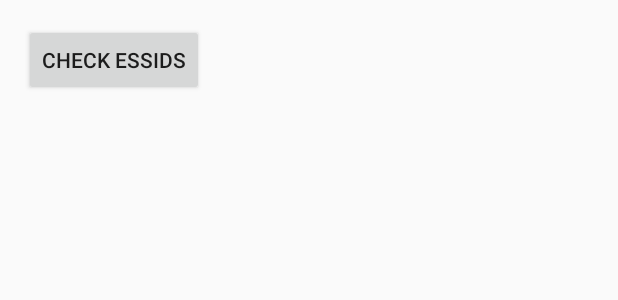
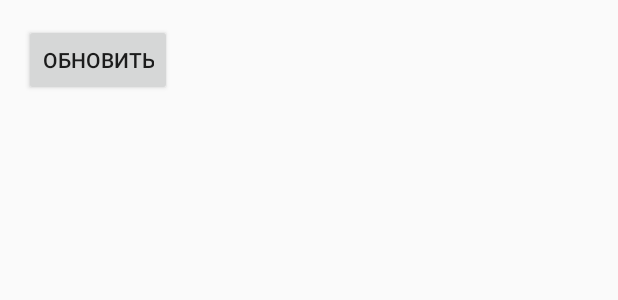
Before and after one commit to SteamDiver/WiAntiAttack, an Android app: the layout activity_main.xml on its own in the app's theme, with its tools: preview values and no code run, on a phone screen of 412 x 824 dp. Shown: the top 300 px of the screen. Run offline under Robolectric (Android 15) with nearby library versions, the phone set to English and light mode, and no system bars.

```diff
--- a/app/src/main/AndroidManifest.xml
+++ b/app/src/main/AndroidManifest.xml
@@ -4,6 +4,7 @@
 
     <uses-permission android:name="android.permission.ACCESS_WIFI_STATE" />
     <uses-permission android:name="android.permission.CHANGE_WIFI_STATE" />
+
 
     <application
         android:allowBackup="true"
--- a/app/src/main/java/com/example/home/wiantiattack/WifiScanReceiver.java
+++ b/app/src/main/java/com/example/home/wiantiattack/WifiScanReceiver.java
@@ -30,7 +30,7 @@ public class WifiScanReceiver extends BroadcastReceiver {
     WifiManager wifi;
     String wifis[];
 
-    Detectors detectors;
+    public static Detectors detectors;
 
 
     public WifiScanReceiver(ListView listView, WifiManager wifiManager) {
@@ -74,7 +74,7 @@ public class WifiScanReceiver extends BroadcastReceiver {
         //if (WifiInfo.getDetailedStateOf(wifiInfo.getSupplicantState()) == NetworkInfo.DetailedState.CONNECTED) {
         currentssid = wifi.getConnectionInfo().getSSID();
         currentssid = currentssid.replaceAll("\"", "");
-        //}
+       // }
         return currentssid;
 
     }
--- a/app/src/main/res/layout/activity_main.xml
+++ b/app/src/main/res/layout/activity_main.xml
@@ -24,8 +24,8 @@
     <Button
         android:layout_width="wrap_content"
         android:layout_height="wrap_content"
-        android:text="check essids"
-        android:id="@+id/checkessids"
+        android:text="Обновить"
+        android:id="@+id/check"
         android:layout_alignParentTop="true"
         android:layout_alignParentLeft="true"
         android:layout_alignParentStart="true" />
```
Also changed, not shown: app/src/main/java/com/example/home/wiantiattack/EvilTwinDetector.java (+18 -4 lines), app/src/main/java/com/example/home/wiantiattack/MainActivity.java (+18 -3 lines), 28 other files.
